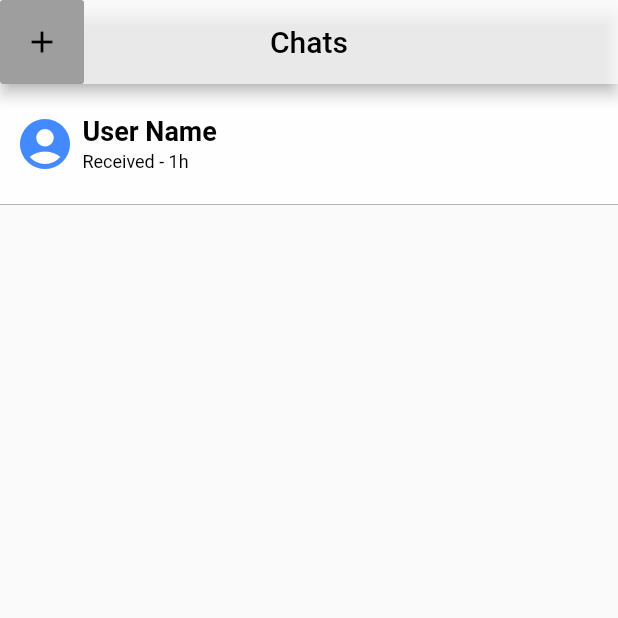
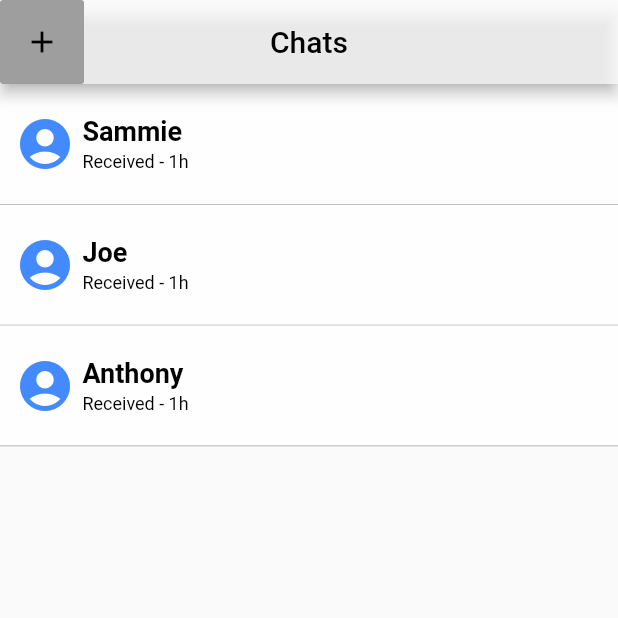
Before and after one commit to stefannovak/snapfake, a Flutter app: the ChatListScreen screen opened by its route, on a phone screen of 412 x 824 dp, the top half of it. Run offline on Flutter 3.47's test engine with Material 2 defaults, Android fonts, the phone set to English and light mode, and no system bars; our stand-ins replace bordered_text, camera, cloud_firestore, firebase_auth, firebase_core, modal_progress_hud; missing offline and left inert: firebase_admin; accounts and stored records are empty.

Commit message:
After a mini holiday, back to work. ListViewBuilder for chat screens have been implemented. Registered users are put into a Firebase database, which are then used to be able to 'add a friend'

```diff
--- a/lib/main.dart
+++ b/lib/main.dart
@@ -1,4 +1,5 @@
 import 'package:camera/camera.dart';
+import 'package:firebase_admin/firebase_admin.dart';
 import 'package:flutter/material.dart';
 import 'package:snapfake/screens/app/camera_screen.dart';
 import 'package:snapfake/screens/app/chat_screen.dart';
@@ -8,6 +9,7 @@ import 'package:snapfake/screens/app/story_screen.dart';
 import 'package:snapfake/screens/home/home_screen.dart';
 import 'package:snapfake/screens/home/registration_screen.dart';
 import 'package:firebase_core/firebase_core.dart';
+import 'package:firebase_admin/src/credential.dart';
 
 //void main() {
 //  runApp(MyApp());
--- a/lib/screens/app/chatlist_screen.dart
+++ b/lib/screens/app/chatlist_screen.dart
@@ -6,15 +6,30 @@ import 'package:path/path.dart';
 import 'package:snapfake/constants.dart';
 import 'package:snapfake/widgets/add_button.dart';
 import 'package:snapfake/widgets/chat_tile.dart';
+import 'package:firebase_admin/firebase_admin.dart';
 
 import 'chat_screen.dart';
 
-class ChatListScreen extends StatelessWidget {
+class ChatListScreen extends StatefulWidget {
   static String id = "chatlist_screen";
 
+  @override
+  _ChatListScreenState createState() => _ChatListScreenState();
+}
+
+class _ChatListScreenState extends State<ChatListScreen> {
   final messageTextController = TextEditingController();
+
   final _auth = FirebaseAuth.instance;
+  final _firestore = FirebaseFirestore.instance;
+
   String userInput;
+
+  List<ChatTile> chats = [
+    ChatTile(name: "Sammie"),
+    ChatTile(name: "Joe"),
+    ChatTile(name: "Anthony"),
+  ];
 
   Future<void> _showMyDialog(BuildContext context) async {
     return showDialog<void>(
@@ -26,15 +41,41 @@ class ChatListScreen extends StatelessWidget {
           content: TextField(
 //            decoration: kTextFieldDecoration,
             onChanged: (value) {
-              userInput = value;
-              print(value);
+              setState(() {
+                userInput = value;
+              });
             },
           ),
           actions: <Widget>[
             FlatButton(
               child: Text('Add'),
-              onPressed: () {
-//                    Navigator.of(context).pop();
+              onPressed: () async {
+                var getUser =
+                    await _firestore.collection('userinfo').doc(userInput);
+
+                getUser.get().then((value) {
+                  if (value.exists) {
+                    print("Document data: ${value.data}");
+                    print(value.get("username"));
+
+                    print("${chats.length}FDLKGJHSFGJKGHFDGKJGHKJFDGG");
+
+                    ///Time to create a new chatlist icon with this data
+                    setState(() {
+                      chats.add(
+                        ChatTile(
+                          name: value.get("username"),
+                        ),
+                      );
+                    });
+                    print(chats.length);
+                  } else {
+                    print("No such document!");
+                  }
+                }).catchError((onError) {
+                  print("Error getting document: $onError");
+                });
+                Navigator.of(context).pop();
               },
             ),
           ],
@@ -57,19 +98,18 @@ class ChatListScreen extends StatelessWidget {
         leading: AddButton(
           onTap: () {
             _showMyDialog(context);
-            print("New convo clicked");
           },
         ),
       ),
-      body: ListView(
-        children: <Widget>[
-          GestureDetector(
-            child: ChatTile(),
-            onTap: () {
-              Navigator.pushNamed(context, ChatScreen.id);
-            },
-          ),
-        ],
+      body: ListView.builder(
+        itemBuilder: (context, index) {
+          return ChatTile(name: chats[index].name);
+        },
+        itemCount: chats.length,
+//        children: <Widget>[
+//          ChatTile(name: "Test Name"),
+//        ],
+//        children: chats,
       ),
     );
   }
--- a/lib/screens/home/home_screen.dart
+++ b/lib/screens/home/home_screen.dart
@@ -37,6 +37,9 @@ class _HomeScreenState extends State<HomeScreen> {
       });
     } catch (e) {
       print(e);
+      setState(() {
+        showSpinner = false;
+      });
     }
   }
 
--- a/lib/widgets/chat_tile.dart
+++ b/lib/widgets/chat_tile.dart
@@ -2,13 +2,17 @@ import 'package:flutter/material.dart';
 import 'package:snapfake/screens/app/chat_screen.dart';
 
 class ChatTile extends StatelessWidget {
-  const ChatTile({
-    Key key,
-  }) : super(key: key);
+  String name;
+
+  ChatTile({@required this.name});
 
   @override
   Widget build(BuildContext context) {
-    return Container(
+    return GestureDetector(
+      onTap: () {
+        Navigator.pushNamed(context, ChatScreen.id);
+      },
+      child: Container(
         decoration: BoxDecoration(
           color: Colors.white70,
           border: Border(
@@ -37,7 +41,7 @@ class ChatTile extends StatelessWidget {
               crossAxisAlignment: CrossAxisAlignment.start,
               children: <Widget>[
                 Text(
-                "User Name",
+                  name != null ? name : "Username",
                   style: TextStyle(
                       color: Colors.black,
                       fontSize: 18.0,
@@ -57,6 +61,7 @@ class ChatTile extends StatelessWidget {
             ),
           ],
         ),
+      ),
     );
   }
 }
--- a/pubspec.yaml
+++ b/pubspec.yaml
@@ -20,6 +20,7 @@ dependencies:
   firebase_auth: ^0.18.0
   cloud_firestore: ^0.14.0
   modal_progress_hud: ^0.1.3
+  firebase_admin: ^0.1.3
 
 dev_dependencies:
   flutter_test:
```
Also changed, not shown: lib/screens/home/registration_screen.dart (+14 -0 lines), lib/user.dart (added, +8 -0 lines), pubspec.lock. Lines whose indentation alone changed are shown as unchanged.
